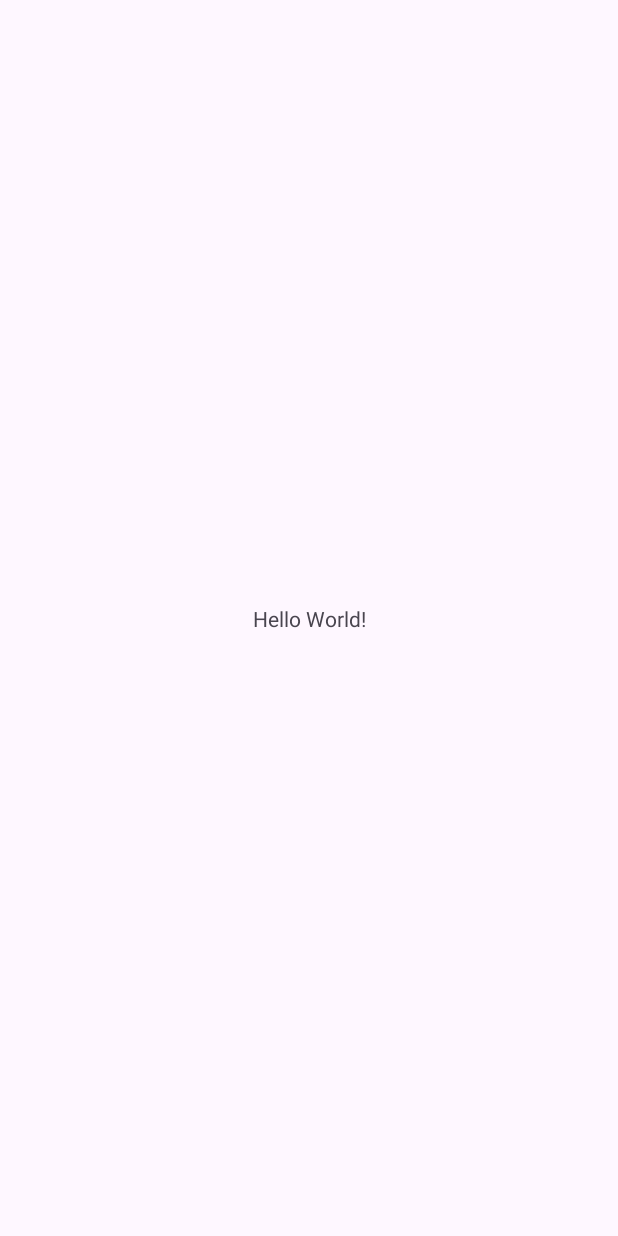
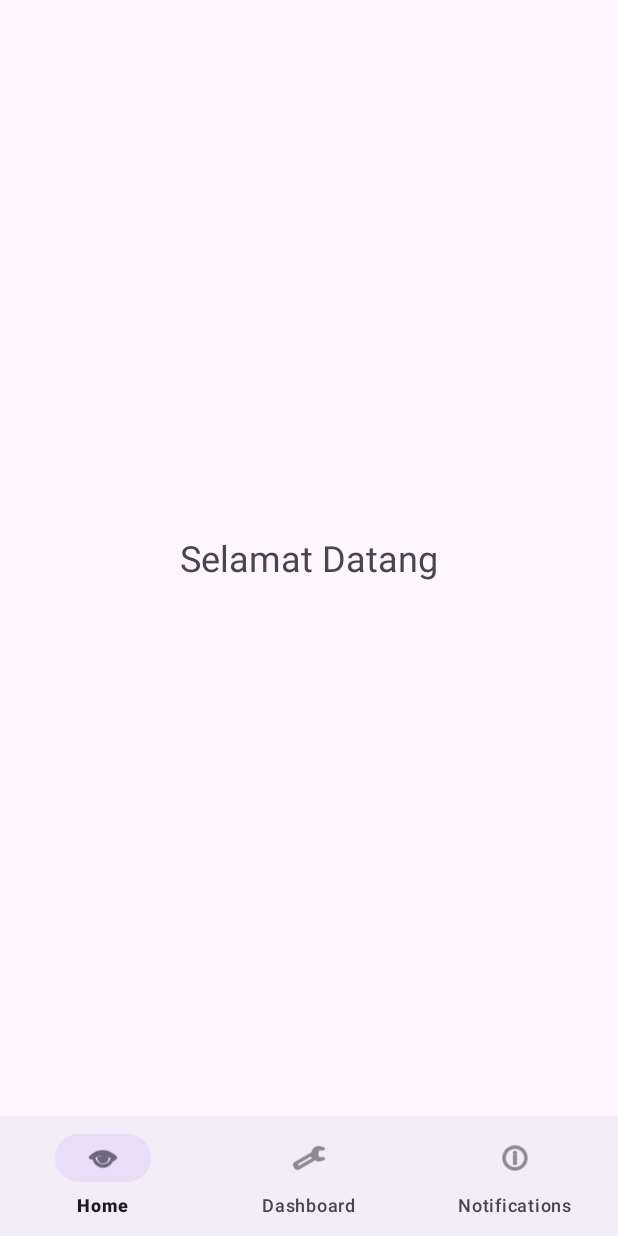
Before and after one commit to vooxza/TryOutPAS_7_13, an Android app: the screen it shows after launch (MainActivity), on a phone screen of 412 x 824 dp. Before the commit the screen is almost empty. Run offline under Robolectric (Android 15) with nearby library versions, the phone set to English and light mode, and no system bars.

Commit message:
TryOutPAS_7_13

```diff
--- a/app/build.gradle.kts
+++ b/app/build.gradle.kts
@@ -4,7 +4,7 @@ plugins {
 
 android {
     namespace = "com.example.tryoutpas_7_13"
-    compileSdk = 34
+    compileSdk = 35
 
     defaultConfig {
         applicationId = "com.example.tryoutpas_7_13"
@@ -32,7 +32,7 @@ android {
 }
 
 dependencies {
-
+    implementation ("com.google.android.material:material:1.11.0")
     implementation(libs.appcompat)
     implementation(libs.material)
     implementation(libs.activity)
--- /dev/null
+++ b/app/src/main/java/com/example/tryoutpas_7_13/HomeFragment.java
@@ -0,0 +1,16 @@
+package com.example.tryoutpas_7_13;
+
+import android.os.Bundle;
+import android.view.LayoutInflater;
+import android.view.View;
+import android.view.ViewGroup;
+
+import androidx.fragment.app.Fragment;
+
+public class HomeFragment extends Fragment {
+    public View onCreateView(LayoutInflater inflater, ViewGroup container,
+                             Bundle savedInstanceState) {
+        View view = inflater.inflate(R.layout.fragment_home, container, false);
+        return view;
+    }
+}
--- a/app/src/main/java/com/example/tryoutpas_7_13/MainActivity.java
+++ b/app/src/main/java/com/example/tryoutpas_7_13/MainActivity.java
@@ -7,18 +7,43 @@ import androidx.appcompat.app.AppCompatActivity;
 import androidx.core.graphics.Insets;
 import androidx.core.view.ViewCompat;
 import androidx.core.view.WindowInsetsCompat;
+import androidx.fragment.app.Fragment;
+
+import com.google.android.material.bottomnavigation.BottomNavigationView;
 
 public class MainActivity extends AppCompatActivity {
+    BottomNavigationView bottomNavigationView;
 
     @Override
     protected void onCreate(Bundle savedInstanceState) {
         super.onCreate(savedInstanceState);
-        EdgeToEdge.enable(this);
         setContentView(R.layout.activity_main);
-        ViewCompat.setOnApplyWindowInsetsListener(findViewById(R.id.main), (v, insets) -> {
-            Insets systemBars = insets.getInsets(WindowInsetsCompat.Type.systemBars());
-            v.setPadding(systemBars.left, systemBars.top, systemBars.right, systemBars.bottom);
-            return insets;
+
+        bottomNavigationView = findViewById(R.id.bottom_navigation);
+
+        getSupportFragmentManager().beginTransaction()
+                .replace(R.id.frame_layout, new HomeFragment())
+                .commit();
+
+        bottomNavigationView.setOnItemSelectedListener(item -> {
+            Fragment fragment = null;
+            int itemId = item.getItemId();
+
+            if (itemId == R.id.nav_home) {
+                fragment = new HomeFragment();
+            } else if (itemId == R.id.nav_dashboard) {
+                fragment = new DashboardFragment();
+            } else if (itemId == R.id.nav_notifications) {
+                fragment = new NotificationsFragment();
+            }
+
+            if (fragment != null) {
+                getSupportFragmentManager().beginTransaction()
+                        .replace(R.id.frame_layout, fragment)
+                        .commit();
+                return true;
+            }
+            return false;
         });
     }
 }
--- a/app/src/main/res/layout/activity_main.xml
+++ b/app/src/main/res/layout/activity_main.xml
@@ -1,19 +1,19 @@
 <?xml version="1.0" encoding="utf-8"?>
-<androidx.constraintlayout.widget.ConstraintLayout xmlns:android="http://schemas.android.com/apk/res/android"
+<RelativeLayout xmlns:android="http://schemas.android.com/apk/res/android"
     xmlns:app="http://schemas.android.com/apk/res-auto"
-    xmlns:tools="http://schemas.android.com/tools"
-    android:id="@+id/main"
     android:layout_width="match_parent"
-    android:layout_height="match_parent"
-    tools:context=".MainActivity">
+    android:layout_height="match_parent">
 
-    <TextView
-        android:layout_width="wrap_content"
+    <FrameLayout
+        android:id="@+id/frame_layout"
+        android:layout_above="@id/bottom_navigation"
+        android:layout_width="match_parent"
+        android:layout_height="match_parent" />
+
+    <com.google.android.material.bottomnavigation.BottomNavigationView
+        android:id="@+id/bottom_navigation"
+        android:layout_alignParentBottom="true"
+        android:layout_width="match_parent"
         android:layout_height="wrap_content"
-        android:text="Hello World!"
-        app:layout_constraintBottom_toBottomOf="parent"
-        app:layout_constraintEnd_toEndOf="parent"
-        app:layout_constraintStart_toStartOf="parent"
-        app:layout_constraintTop_toTopOf="parent" />
-
-</androidx.constraintlayout.widget.ConstraintLayout>
+        app:menu="@menu/bottom_nav_menu" />
+</RelativeLayout>
--- /dev/null
+++ b/app/src/main/res/layout/fragment_home.xml
@@ -0,0 +1,13 @@
+<!-- res/layout/fragment_home.xml -->
+<LinearLayout xmlns:android="http://schemas.android.com/apk/res/android"
+    android:layout_width="match_parent"
+    android:layout_height="match_parent"
+    android:gravity="center"
+    android:orientation="vertical">
+
+    <TextView
+        android:text="Selamat Datang"
+        android:textSize="24sp"
+        android:layout_width="wrap_content"
+        android:layout_height="wrap_content"/>
+</LinearLayout>
--- /dev/null
+++ b/app/src/main/res/menu/bottom_nav_menu.xml
@@ -0,0 +1,14 @@
+<menu xmlns:android="http://schemas.android.com/apk/res/android">
+    <item
+        android:id="@+id/nav_home"
+        android:icon="@android:drawable/ic_menu_view"
+        android:title="Home" />
+    <item
+        android:id="@+id/nav_dashboard"
+        android:icon="@android:drawable/ic_menu_manage"
+        android:title="Dashboard" />
+    <item
+        android:id="@+id/nav_notifications"
+        android:icon="@android:drawable/ic_menu_info_details"
+        android:title="Notifications" />
+</menu>
```
Also changed, not shown: app/src/main/java/com/example/tryoutpas_7_13/DashboardFragment.java (added, +16 -0 lines), app/src/main/java/com/example/tryoutpas_7_13/NotificationsFragment.java (added, +16 -0 lines), app/src/main/res/layout/fragment_dashboard.xml (added, +13 -0 lines), app/src/main/res/layout/fragment_notifications.xml (added, +13 -0 lines), gradle/wrapper/gradle-wrapper.properties.
